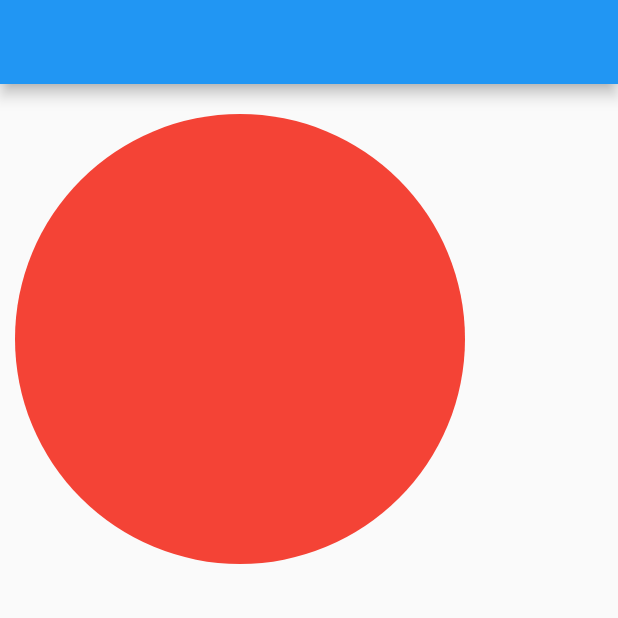
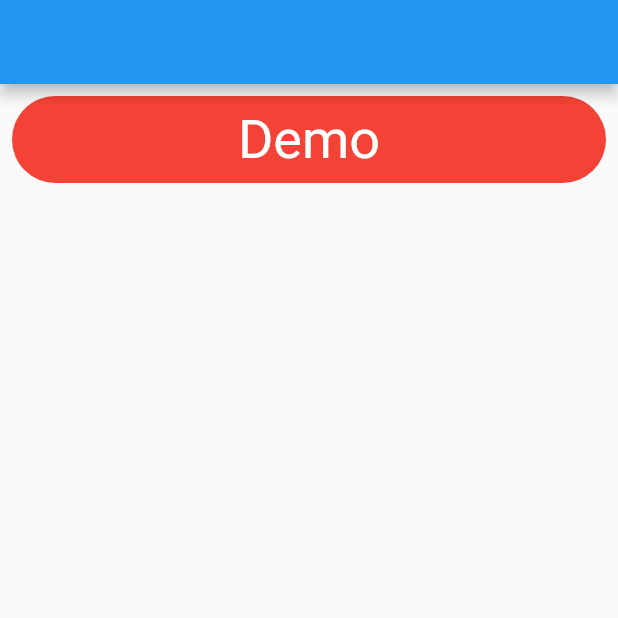
Before and after one commit to i-Senku/XuXu-UI, a Flutter app: the screen it shows after launch, on a phone screen of 412 x 824 dp, the top half of it. Run offline on Flutter 3.47's test engine with Material 2 defaults, Android fonts, the phone set to English and light mode, and no system bars.

Commit message:
changed xubox

```diff
--- a/example/lib/main.dart
+++ b/example/lib/main.dart
@@ -19,9 +19,23 @@ class _MyAppState extends State<MyApp> {
   Widget build(BuildContext context) {
     return Scaffold(
         appBar: AppBar(),
-        body: XuVStack([
-          XuBox().decoration(XuBoxDecoration().color(Colors.red).shape(BoxShape.circle))
-              .marginOnly(left: 10, top: 20).size(height: 300, width: 300).create()
-        ]).crossAxis(CrossAxisAlignment.center).create());
+        body: Container(
+          child: XuVStack([
+            XuBox(
+            child: XuText("Demo")
+                        .fontSize(36)
+                        .color(Colors.white)
+                        .create()
+                        .center()
+                        .paddingAll(all: 8)).marginAll()
+                .decoration(XuBoxDecoration().color(Colors.red).radiusAll(radius: 36))
+                .create()
+                .unique()
+          ])
+              .space(20)
+              .bgColor(Colors.green)
+              .crossAxis(CrossAxisAlignment.start)
+              .create(),
+        ));
   }
 }
--- a/lib/src/extensions/padding.dart
+++ b/lib/src/extensions/padding.dart
@@ -1,7 +1,7 @@
 import 'package:flutter/widgets.dart';
 
 extension XuPadding on Widget{
-  Widget paddingAll(double all) => Padding(padding: EdgeInsets.all(all),child: this,);
+  Widget paddingAll({double all = 8}) => Padding(padding: EdgeInsets.all(all),child: this,);
   Widget paddingOnly({double left = 0.0,double right = 0.0,double top = 0.0,double bottom = 0.0}) => Padding(
     child: this,
     padding: EdgeInsets.only(top: top,bottom: bottom,left: left,right: right),
--- a/lib/src/widgets/xuvstack/XuVStack.dart
+++ b/lib/src/widgets/xuvstack/XuVStack.dart
@@ -1,7 +1,6 @@
 import 'package:flutter/widgets.dart';
 import 'package:xuxu_ui/src/builder/builder.dart';
 import 'package:xuxu_ui/src/extensions/padding.dart';
-import 'package:xuxu_ui/src/widgets/xubox/xubox.dart';
 import 'package:xuxu_ui/xuxu_ui.dart';
 
 class XuVStack extends XuBuilder<Widget> {
@@ -28,7 +27,7 @@ class XuVStack extends XuBuilder<Widget> {
 
   @override
   Widget create({Key key}) {
-    this._children = this._children.map((e) => e.key == null ? XuBox(child: e).color(_background).create().paddingOnly(bottom: _space) : e).toList();
+    this._children = this._children.map((e) => e.key == null ? Container(child: e,color: _background,).paddingOnly(bottom: _space) : e).toList();
     return Column(
       key: key,
       mainAxisAlignment: _mainAxisAlignment,
--- a/lib/xuxu_ui.dart
+++ b/lib/xuxu_ui.dart
@@ -1,5 +1,4 @@
 library xuxu_ui;
-
 
 export 'src/extensions/center.dart';
 export 'src/extensions/padding.dart';
```
